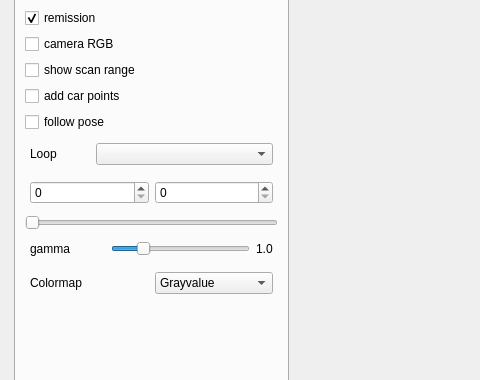
Qt form src/MainFrame.ui (Thegarton/point_labeler) before a commit; both pictures show x 0 to 480 and y 383 to 763 of the 1164 by 963 pixel window.
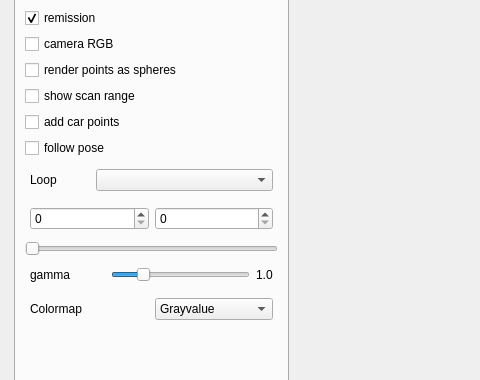
The same form after that commit. Custom widgets are drawn as their Qt base class.

Commit message: add adaptive calib matrix transform for image size and checkbox box shadow

```diff
--- a/src/MainFrame.ui
+++ b/src/MainFrame.ui
@@ -127,6 +127,13 @@
             </property>
            </widget>
           </item>
+          <item>
+           <widget class="QCheckBox" name="chkRenderPointsAsSpheres">
+            <property name="text">
+             <string>render points as spheres</string>
+            </property>
+           </widget>
+          </item>
           <item>
            <widget class="QCheckBox" name="chkShowScanRange">
             <property name="text">
```
The commit also changes 6 other files.
